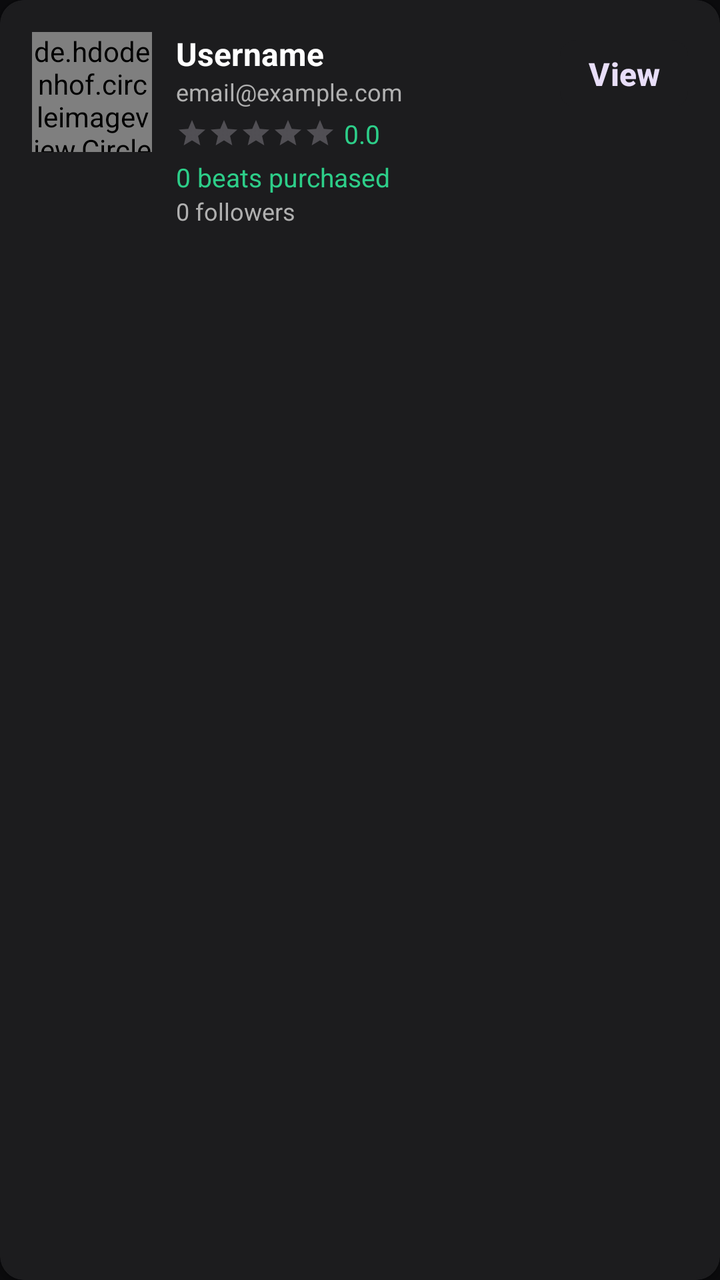
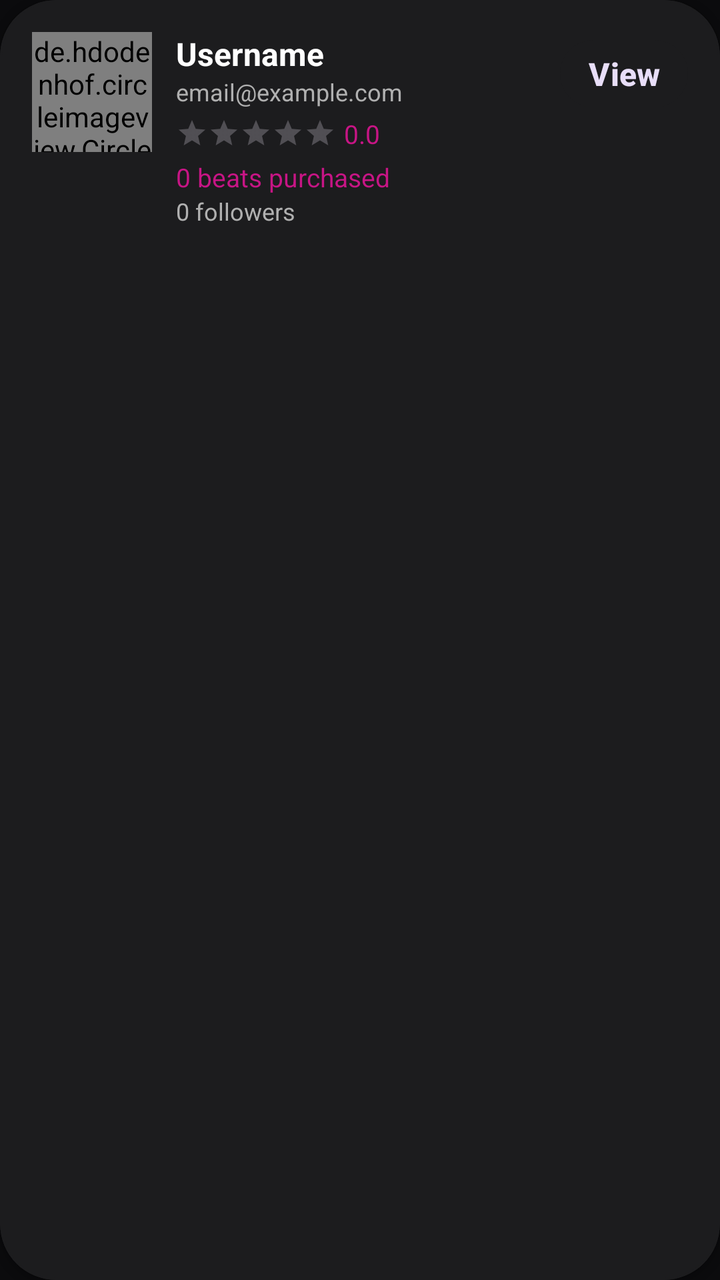

Screens rendered from an Android XML layout before and after an edit, with the pre-edit source and the edit as a unified diff.
<!-- AndroidManifest.xml: application theme Theme.BeatHouse.Splash -->
<!-- res/layout/item_buyer.xml -->
<?xml version="1.0" encoding="utf-8"?>
<com.google.android.material.card.MaterialCardView
    xmlns:android="http://schemas.android.com/apk/res/android"
    xmlns:app="http://schemas.android.com/apk/res-auto"
    android:id="@+id/cardBuyer"
    android:layout_width="match_parent"
    android:layout_height="wrap_content"
    android:layout_margin="8dp"
    app:cardElevation="2dp"
    app:cardCornerRadius="12dp">

    <LinearLayout
        android:layout_width="match_parent"
        android:layout_height="wrap_content"
        android:orientation="horizontal"
        android:padding="16dp">

        <de.hdodenhof.circleimageview.CircleImageView
            android:id="@+id/ivBuyerAvatar"
            android:layout_width="60dp"
            android:layout_height="60dp"
            android:src="@drawable/ic_profile_placeholder"
            app:civ_border_width="0dp"
            app:civ_border_color="@color/primary" />

        <LinearLayout
            android:layout_width="0dp"
            android:layout_height="wrap_content"
            android:layout_marginStart="12dp"
            android:layout_weight="1"
            android:orientation="vertical">

            <TextView
                android:id="@+id/tvBuyerUsername"
                android:layout_width="wrap_content"
                android:layout_height="wrap_content"
                android:text="Username"
                android:textSize="16sp"
                android:textStyle="bold"
                android:textColor="@color/on_surface" />

            <TextView
                android:id="@+id/tvBuyerEmail"
                android:layout_width="wrap_content"
                android:layout_height="wrap_content"
                android:text="email@example.com"
                android:textSize="12sp"
                android:textColor="@color/on_surface_variant" />

            
            <LinearLayout
                android:layout_width="wrap_content"
                android:layout_height="wrap_content"
                android:orientation="horizontal"
                android:gravity="center_vertical"
                android:layout_marginTop="4dp">

                <RatingBar
                    android:id="@+id/ratingBar"
                    android:layout_width="wrap_content"
                    android:layout_height="wrap_content"
                    android:rating="0"
                    android:isIndicator="true"
                    android:stepSize="0.5"
                    android:numStars="5"
                    style="@style/Widget.AppCompat.RatingBar.Small" />

                <TextView
                    android:id="@+id/tvRating"
                    android:layout_width="wrap_content"
                    android:layout_height="wrap_content"
                    android:layout_marginStart="4dp"
                    android:text="0.0"
                    android:textSize="13sp"
                    android:textColor="@color/primary" />
            </LinearLayout>

            <TextView
                android:id="@+id/tvBeatsPurchased"
                android:layout_width="wrap_content"
                android:layout_height="wrap_content"
                android:layout_marginTop="4dp"
                android:text="0 beats purchased"
                android:textColor="@color/primary"
                android:textSize="13sp" />

            <TextView
                android:id="@+id/tvFollowers"
                android:layout_width="wrap_content"
                android:layout_height="wrap_content"
                android:text="0 followers"
                android:textColor="@color/on_surface_variant"
                android:textSize="12sp" />

        </LinearLayout>

        <com.google.android.material.button.MaterialButton
            android:id="@+id/btnView"
            android:layout_width="wrap_content"
            android:layout_height="wrap_content"
            android:minHeight="36dp"
            android:minWidth="64dp"
            android:paddingHorizontal="12dp"
            android:text="View"
            app:cornerRadius="8dp"
            style="@style/Widget.Material3.Button.TonalButton" />
    </LinearLayout>

</com.google.android.material.card.MaterialCardView>
<!-- resources referenced by this layout -->
<resources>
  <color name="on_surface">#FFFFFF</color>
  <color name="on_surface_variant">#B0B0B0</color>
  <color name="primary">#2DCE89</color>
  <!-- drawable ic_profile_placeholder (drawable) -->
  <vector xmlns:android="http://schemas.android.com/apk/res/android"
      android:width="64dp"
      android:height="64dp"
      android:viewportWidth="24"
      android:viewportHeight="24">
      <path
          android:fillColor="#9E9E9E"
          android:pathData="M12,12c2.21,0 4,-1.79 4,-4s-1.79,-4 -4,-4 -4,1.79 -4,4 1.79,4 4,4zM12,14c-2.67,0 -8,1.34 -8,4v2h16v-2c0,-2.66 -5.33,-4 -8,-4z"/>
  </vector>
  <style name="Theme.BeatHouse.Splash" parent="Theme.BeatHouse">
          <item name="android:windowBackground">@color/background</item>
      </style>
  <color name="background">#0B0B0D</color>
  <color name="primary_container">#004D40</color>
  <color name="on_primary">#FFFFFF</color>
  <color name="secondary">#8E8E93</color>
  <color name="secondary_container">#1C1C1E</color>
  <color name="on_secondary">#FFFFFF</color>
  <color name="error">#FF453A</color>
  <color name="error_container">#330000</color>
  <color name="surface">#121214</color>
  <color name="surface_variant">#1A1A1C</color>
  <color name="outline">#1C1C1E</color>
  <style name="Widget.BeatHouse.Button" parent="Widget.Material3.Button">
          <item name="android:textSize">16sp</item>
          <item name="android:textStyle">bold</item>
          <item name="cornerRadius">12dp</item>
          <item name="iconGravity">textStart</item>
          <item name="iconPadding">8dp</item>
          <item name="android:insetTop">4dp</item>
          <item name="android:insetBottom">4dp</item>
          <item name="backgroundTint">@color/primary</item>
          <item name="android:textColor">@color/on_primary</item>
      </style>
  <style name="Widget.BeatHouse.Card" parent="Widget.Material3.CardView.Elevated">
          <item name="cardCornerRadius">16dp</item>
          <item name="cardElevation">0dp</item>
          <item name="strokeColor">@color/outline</item>
          <item name="strokeWidth">1dp</item>
          <item name="cardBackgroundColor">@color/surface_container</item>
      </style>
  <style name="Widget.BeatHouse.BottomNavigation" parent="Widget.Material3.BottomNavigationView">
          <item name="itemIconTint">@color/bottom_nav_icon_tint</item>
          <item name="itemTextColor">@color/bottom_nav_text_tint</item>
          <item name="itemBackground">@color/surface</item>
          <item name="android:background">@color/surface</item>
          <item name="elevation">0dp</item>
          <item name="itemPaddingTop">12dp</item>
          <item name="itemPaddingBottom">12dp</item>
      </style>
  <style name="Widget.BeatHouse.AppBarLayout" parent="Widget.Material3.AppBarLayout">
          <item name="android:background">@color/surface</item>
          <item name="backgroundTint">@color/surface</item>
      </style>
  <style name="Widget.BeatHouse.Chip" parent="Widget.Material3.Chip.Filter">
          <item name="chipCornerRadius">12dp</item>
          <item name="chipStrokeColor">@color/outline</item>
          <item name="chipStrokeWidth">1dp</item>
          <item name="android:textColor">@color/on_surface_variant</item>
          <item name="chipBackgroundColor">@color/surface_container</item>
          <item name="checkedIconTint">@color/primary</item>
          <item name="android:textSize">14sp</item>
      </style>
  <color name="surface_container">#1C1C1E</color>
  <!-- unchanged entries left out for length: 2 -->
</resources>

<!-- the commit's change to res/layout/item_buyer.xml (unified diff, before → after) -->
@@ -7,7 +7,7 @@
     android:layout_height="wrap_content"
     android:layout_margin="8dp"
     app:cardElevation="2dp"
-    app:cardCornerRadius="12dp">
+    style="@style/Widget.BeatHouse.Card">
 
     <LinearLayout
         android:layout_width="match_parent"
@@ -102,7 +102,7 @@
             android:minWidth="64dp"
             android:paddingHorizontal="12dp"
             android:text="View"
-            app:cornerRadius="8dp"
+            app:cornerRadius="24dp"
             style="@style/Widget.Material3.Button.TonalButton" />
     </LinearLayout>
 
<!-- resource entries referenced after the edit -->
@@ -2,7 +2,7 @@
 <resources>
   <color name="on_surface">#FFFFFF</color>
   <color name="on_surface_variant">#B0B0B0</color>
-  <color name="primary">#2DCE89</color>
+  <color name="primary">#C71585</color>
   <!-- drawable ic_profile_placeholder (drawable) -->
   <vector xmlns:android="http://schemas.android.com/apk/res/android"
       android:width="64dp"
@@ -17,7 +17,7 @@
           <item name="android:windowBackground">@color/background</item>
       </style>
   <color name="background">#0B0B0D</color>
-  <color name="primary_container">#004D40</color>
+  <color name="primary_container">#4D0033</color>
   <color name="on_primary">#FFFFFF</color>
   <color name="secondary">#8E8E93</color>
   <color name="secondary_container">#1C1C1E</color>
@@ -30,7 +30,7 @@
   <style name="Widget.BeatHouse.Button" parent="Widget.Material3.Button">
           <item name="android:textSize">16sp</item>
           <item name="android:textStyle">bold</item>
-          <item name="cornerRadius">12dp</item>
+          <item name="cornerRadius">24dp</item>
           <item name="iconGravity">textStart</item>
           <item name="iconPadding">8dp</item>
           <item name="android:insetTop">4dp</item>
@@ -39,7 +39,7 @@
           <item name="android:textColor">@color/on_primary</item>
       </style>
   <style name="Widget.BeatHouse.Card" parent="Widget.Material3.CardView.Elevated">
-          <item name="cardCornerRadius">16dp</item>
+          <item name="cardCornerRadius">28dp</item>
           <item name="cardElevation">0dp</item>
           <item name="strokeColor">@color/outline</item>
           <item name="strokeWidth">1dp</item>
@@ -48,18 +48,19 @@
   <style name="Widget.BeatHouse.BottomNavigation" parent="Widget.Material3.BottomNavigationView">
           <item name="itemIconTint">@color/bottom_nav_icon_tint</item>
           <item name="itemTextColor">@color/bottom_nav_text_tint</item>
-          <item name="itemBackground">@color/surface</item>
-          <item name="android:background">@color/surface</item>
+          <item name="itemBackground">@android:color/transparent</item>
+          <item name="android:background">@android:color/transparent</item>
           <item name="elevation">0dp</item>
           <item name="itemPaddingTop">12dp</item>
           <item name="itemPaddingBottom">12dp</item>
+          <item name="labelVisibilityMode">unlabeled</item>
       </style>
   <style name="Widget.BeatHouse.AppBarLayout" parent="Widget.Material3.AppBarLayout">
           <item name="android:background">@color/surface</item>
           <item name="backgroundTint">@color/surface</item>
       </style>
   <style name="Widget.BeatHouse.Chip" parent="Widget.Material3.Chip.Filter">
-          <item name="chipCornerRadius">12dp</item>
+          <item name="chipCornerRadius">20dp</item>
           <item name="chipStrokeColor">@color/outline</item>
           <item name="chipStrokeWidth">1dp</item>
           <item name="android:textColor">@color/on_surface_variant</item>
